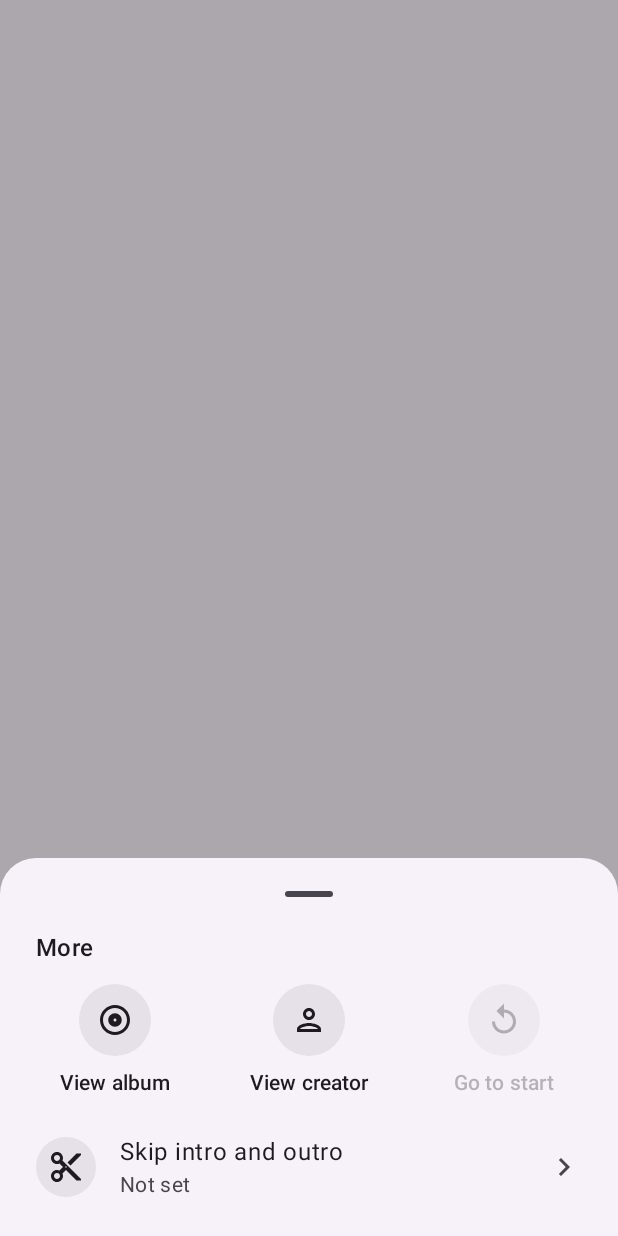
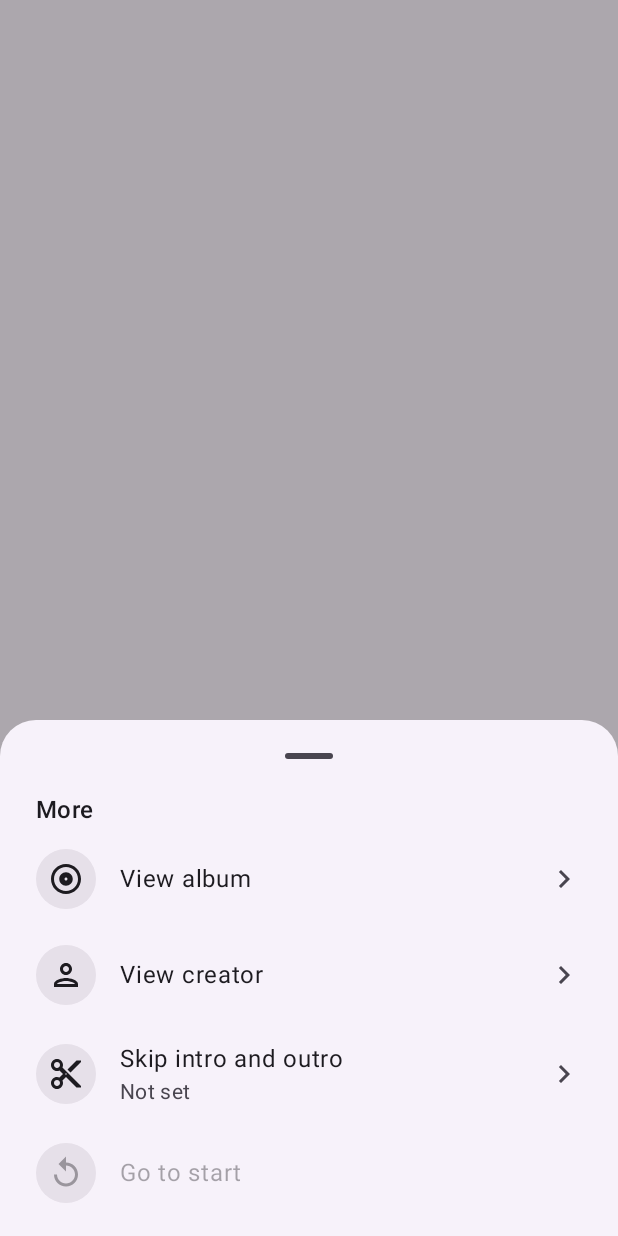
Before and after one commit to 1653756334/XMPlus-MD3, an Android app built with Jetpack Compose: the composable PlayerActionsSheet shown on its own in the app's theme, on a phone screen of 412 x 824 dp. Run offline under Robolectric (Android 15) with nearby library versions, the phone set to English and light mode, and no system bars; our stand-ins replace Material 3 Expressive styles (plain Material 3 is drawn); libraries missing offline, so code that uses them is left out: com.materialkolor, com.materialkolor.rememberDynamicColorScheme; 14 statements that could not run were skipped.

Commit message:
播放：更多面板统一为一列图标行

```diff
--- a/app/src/main/kotlin/com/xuleo/xmplus/md3/ui/screens/PlayerScreen.kt
+++ b/app/src/main/kotlin/com/xuleo/xmplus/md3/ui/screens/PlayerScreen.kt
@@ -16,7 +16,6 @@ import androidx.compose.foundation.layout.Arrangement
 import androidx.compose.foundation.layout.Box
 import androidx.compose.foundation.layout.BoxWithConstraints
 import androidx.compose.foundation.layout.Column
-import androidx.compose.foundation.layout.PaddingValues
 import androidx.compose.foundation.layout.Row
 import androidx.compose.foundation.layout.RowScope
 import androidx.compose.foundation.layout.Spacer
@@ -59,7 +58,6 @@ import androidx.compose.material.icons.outlined.Person
 import androidx.compose.material.icons.outlined.Speed
 import androidx.compose.material.icons.outlined.ThumbUp
 import androidx.compose.material.icons.outlined.Timer
-import androidx.compose.material3.ButtonDefaults
 import androidx.compose.material3.CircularProgressIndicator
 import androidx.compose.material3.ExperimentalMaterial3Api
 import androidx.compose.material3.FilledIconButton
@@ -761,69 +759,58 @@ private fun PlayerActionsSheet(
                 Modifier.padding(horizontal = 8.dp).semantics { heading() },
                 style = MaterialTheme.typography.titleMedium,
             )
-            Row(Modifier.fillMaxWidth(), horizontalArrangement = Arrangement.spacedBy(8.dp)) {
-                PlayerActionButton(R.string.player_view_album, Icons.Outlined.Album, Modifier.weight(1f)) {
-                    select(onOpenAlbum)
-                }
-                PlayerActionButton(R.string.player_view_anchor, Icons.Outlined.Person, Modifier.weight(1f)) {
-                    select(onOpenAnchor)
-                }
-                PlayerActionButton(
-                    R.string.player_go_to_start, Icons.Filled.Replay, Modifier.weight(1f), enabled = canGoToStart,
-                ) {
-                    select(onGoToStart)
+            MoreRow(Icons.Outlined.Album, R.string.player_view_album, { select(onOpenAlbum) })
+            MoreRow(Icons.Outlined.Person, R.string.player_view_anchor, { select(onOpenAnchor) })
+            MoreRow(
+                Icons.Outlined.ContentCut, R.string.player_skip_title, { select(onOpenSkip) },
+                supporting = if (skip.isOff) stringResource(R.string.player_skip_off)
+                else stringResource(R.string.player_skip_value, skip.introSeconds, skip.outroSeconds),
+                highlighted = !skip.isOff,
+            )
+            MoreRow(
+                Icons.Filled.Replay, R.string.player_go_to_start, { select(onGoToStart) },
+                enabled = canGoToStart, chevron = false,
+            )
         }
     }
+}
+
+/** One entry of the 更多 sheet: a round icon, the title, an optional line under it, and a chevron when it opens something. */
+@Composable
+private fun MoreRow(
+    icon: ImageVector,
+    @StringRes title: Int,
+    onClick: () -> Unit,
+    modifier: Modifier = Modifier,
+    enabled: Boolean = true,
+    supporting: String? = null,
+    highlighted: Boolean = false,
+    chevron: Boolean = true,
+) {
     val colors = MaterialTheme.colorScheme
+    val faded = if (enabled) 1f else 0.38f
     Row(
-                Modifier.fillMaxWidth().clip(MaterialTheme.shapes.large)
-                    .clickable(role = Role.Button) { select(onOpenSkip) }
-                    .padding(horizontal = 8.dp, vertical = 12.dp),
+        modifier.fillMaxWidth().clip(MaterialTheme.shapes.large)
+            .clickable(enabled = enabled, role = Role.Button, onClick = onClick)
+            .padding(horizontal = 8.dp, vertical = 10.dp),
         verticalAlignment = Alignment.CenterVertically,
         horizontalArrangement = Arrangement.spacedBy(16.dp),
     ) {
         Box(Modifier.size(40.dp).background(colors.surfaceContainerHighest, CircleShape), contentAlignment = Alignment.Center) {
-                    Icon(Icons.Outlined.ContentCut, contentDescription = null)
+            Icon(icon, contentDescription = null, tint = colors.onSurface.copy(alpha = faded))
         }
         Column(Modifier.weight(1f)) {
-                    Text(stringResource(R.string.player_skip_title), style = MaterialTheme.typography.bodyLarge)
+            Text(stringResource(title), style = MaterialTheme.typography.bodyLarge, color = colors.onSurface.copy(alpha = faded))
+            if (supporting != null) {
                 Text(
-                        if (skip.isOff) stringResource(R.string.player_skip_off)
-                        else stringResource(R.string.player_skip_value, skip.introSeconds, skip.outroSeconds),
-                        style = MaterialTheme.typography.bodyMedium,
-                        color = if (skip.isOff) colors.onSurfaceVariant else colors.primary,
+                    supporting, style = MaterialTheme.typography.bodyMedium,
+                    color = if (highlighted) colors.primary else colors.onSurfaceVariant,
                 )
             }
-                Icon(Icons.AutoMirrored.Filled.KeyboardArrowRight, contentDescription = null, tint = colors.onSurfaceVariant)
-            }        }
+        }
+        if (chevron) Icon(Icons.AutoMirrored.Filled.KeyboardArrowRight, contentDescription = null, tint = colors.onSurfaceVariant)
     }
 }
-
-@Composable
-private fun PlayerActionButton(
-    @StringRes label: Int,
-    icon: ImageVector,
-    modifier: Modifier,
-    enabled: Boolean = true,
-    onClick: () -> Unit,
-) {
-    val colors = MaterialTheme.colorScheme
-    TextButton(
-        onClick, modifier, enabled = enabled,
-        shape = MaterialTheme.shapes.large,
-        colors = ButtonDefaults.textButtonColors(contentColor = colors.onSurface),
-        contentPadding = PaddingValues(horizontal = 4.dp, vertical = 8.dp),
-    ) {
-        Column(horizontalAlignment = Alignment.CenterHorizontally, verticalArrangement = Arrangement.spacedBy(8.dp)) {
-            val iconBackground = colors.surfaceContainerHighest.let { if (enabled) it else it.copy(alpha = 0.5f) }
-            Box(Modifier.size(48.dp).background(iconBackground, CircleShape), contentAlignment = Alignment.Center) {
-                Icon(icon, contentDescription = null)
-            }
-            Text(stringResource(label), textAlign = TextAlign.Center)
-        }
-    }
-}
-
 @Composable
 private fun SeekButton(forward: Boolean, enabled: Boolean, onClick: () -> Unit) {
     val description = stringResource(
```
Also changed, not shown: 1 other file. Lines whose indentation alone changed are shown as unchanged.
